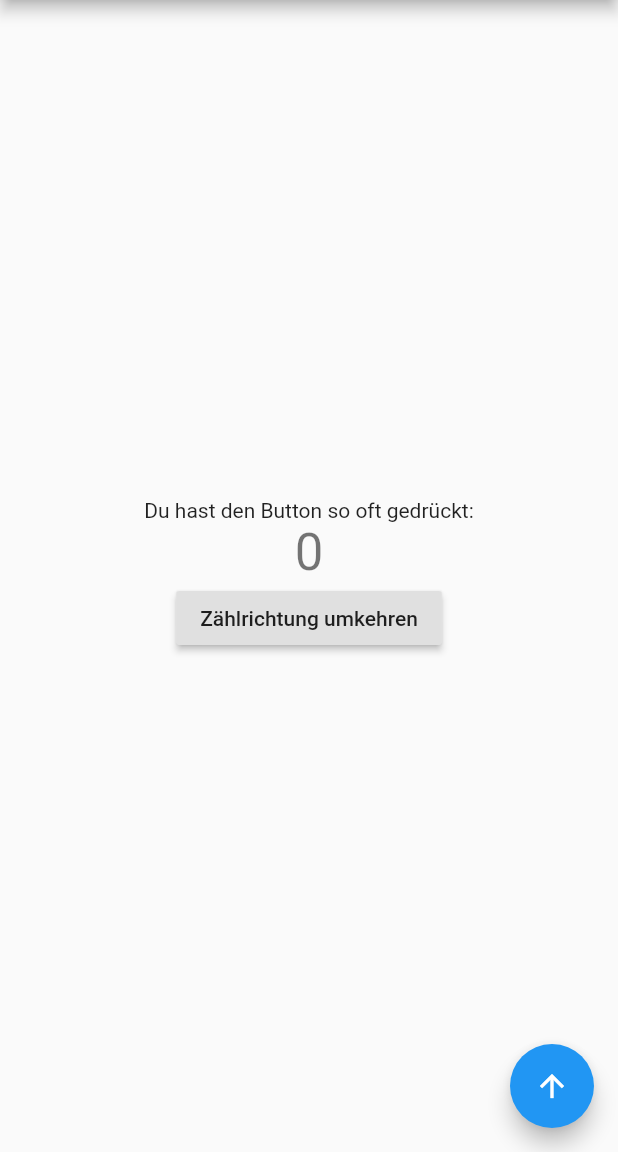
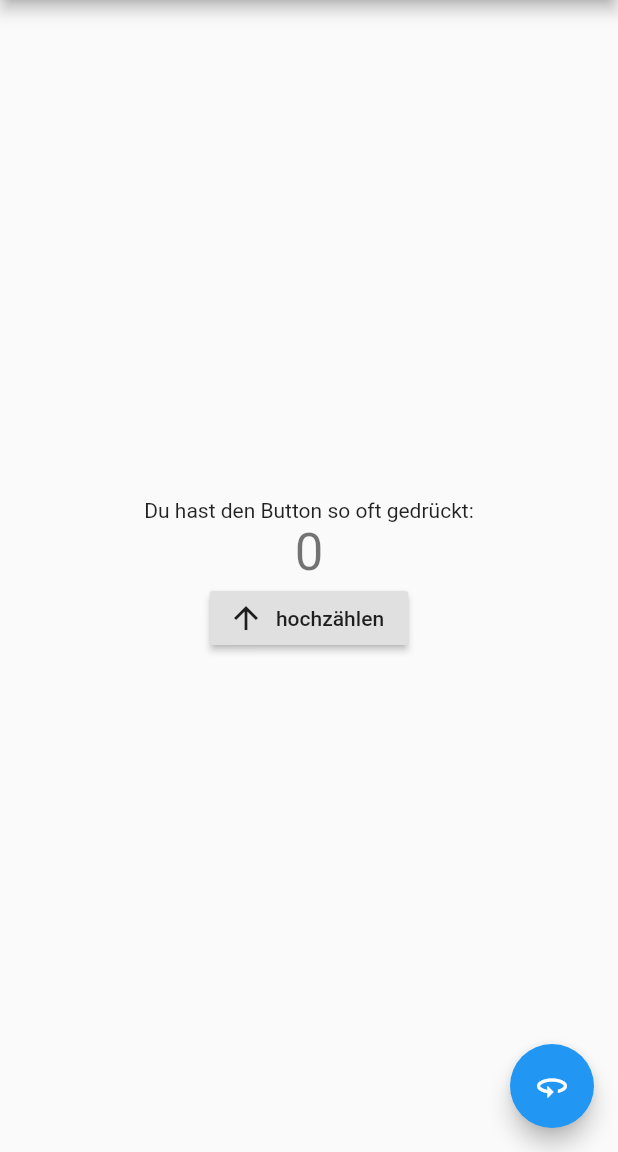
Before and after one commit to cvoegtle/flutter_pithackathon, a Flutter app: the screen it shows after launch, on a phone screen of 412 x 824 dp, the part 84-1236 px from its top. Run offline on Flutter 3.47's test engine with Material 2 defaults, Android fonts, the phone set to English and light mode, and no system bars; our stand-ins replace shared_preferences.

Commit message:
Abstand von Counter und Button abhängig vom Counter verschieben

```diff
--- a/lib/decrementpage.dart
+++ b/lib/decrementpage.dart
@@ -34,14 +34,10 @@ class HackathonDecrementPage extends StatelessWidget {
                   '${counterModel.counter}',
                   style: Theme.of(context).textTheme.display1,
                 )),
+            RaisedButton.icon(onPressed: _decrement, icon: Icon(Icons.arrow_downward), label: Text("herunter zählen"))
           ],
         ),
       ),
-      floatingActionButton: FloatingActionButton(
-        onPressed: _decrement,
-        tooltip: 'Herunterzählen',
-        child: Icon(Icons.arrow_downward),
-      ), //
     );
 
   }
--- a/lib/start_page.dart
+++ b/lib/start_page.dart
@@ -2,6 +2,7 @@ import 'package:flutter/material.dart';
 import 'package:flutter/widgets.dart';
 import 'package:flutter_pithackathon/countermodel.dart';
 import 'package:flutter_pithackathon/decrementpage.dart';
+import 'dart:math';
 import 'package:provider/provider.dart';
 
 class HackathonStartPage extends StatelessWidget {
@@ -53,31 +54,37 @@ class HackathonStartPage extends StatelessWidget {
             // horizontal).
             mainAxisAlignment: MainAxisAlignment.center,
             children: <Widget>[
-            Text(
-              'Du hast den Button so oft gedrückt:',
-            ),
+              Text('Du hast den Button so oft gedrückt:'),
               // Auf Veränderungen im Model reagieren und die Widgets neu aufbauen
               Consumer<CounterModel>(
-                builder: (context, counterModel, child) => Text(
+                  builder: (context, counterModel, child) => Column(children: [
+                        Text(
                           '${counterModel.counter}',
                           style: Theme.of(context).textTheme.display1,
+                        ),
+                        Container(
+                            padding: EdgeInsets.only(
+                                top: calculatePadding(counterModel)),
+                            child: RaisedButton.icon(
+                              icon: Icon(Icons.arrow_upward),
+                              label: Text("hochzählen"),
+                              onPressed: _increment,
                             )),
-            RaisedButton(
-              child: Text("Zählrichtung umkehren"),
+                      ])),
+            ],
+          ),
+        ),
+        floatingActionButton: FloatingActionButton(
           onPressed: () => Navigator.push(
               context,
               MaterialPageRoute(
                   builder: (context) =>
                       HackathonDecrementPage(title: "Herunterzählen"))),
-            )
-          ],
-        ),
-      ),
-      floatingActionButton: FloatingActionButton(
-        onPressed: _increment,
-        tooltip: 'Hochzählen',
-        child: Icon(Icons.arrow_upward),
-      ), //
+          tooltip: 'Zählrichtung ändern',
+          child: Icon(Icons.threesixty),
+        ) //
         );
   }
+
+  double calculatePadding(CounterModel counterModel) => max(0.0, counterModel.counter.toDouble());
 }
```
Lines whose indentation alone changed are shown as unchanged.
